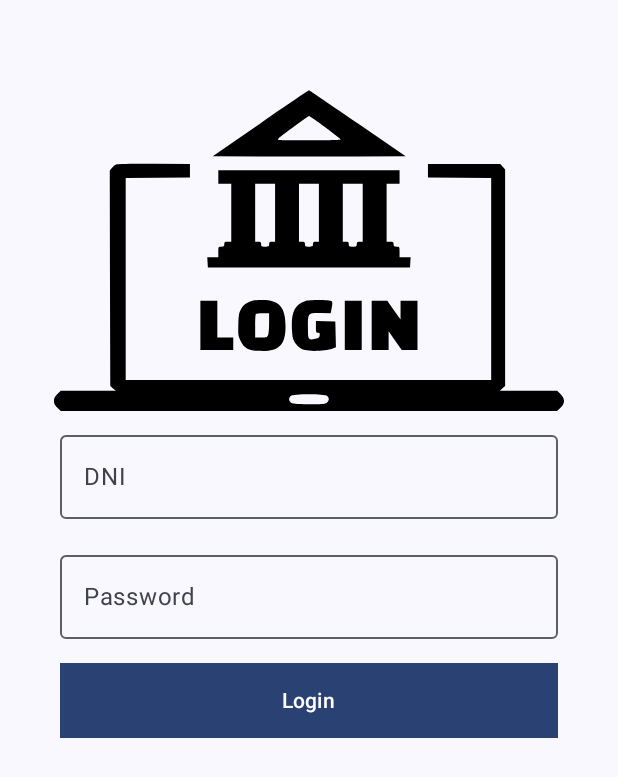
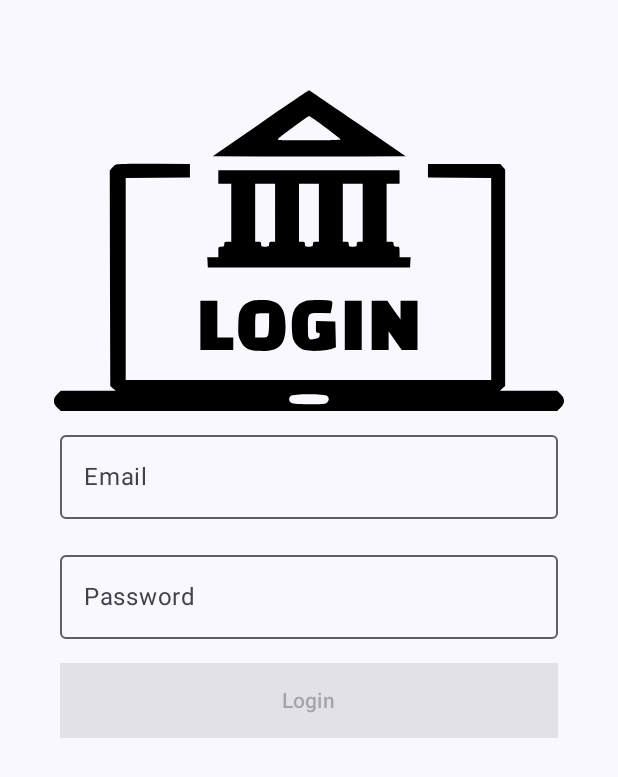
Before and after one commit to EduardoNovato/android, an Android app built with Jetpack Compose: the screen it shows after launch (MainActivity before the commit, LoginUIActivity after it), on a phone screen of 412 x 824 dp. Shown: the top 777 px of the screen. Run offline under Robolectric (Android 15) with nearby library versions, the phone set to English and light mode, and no system bars; our stand-ins replace Dagger/Hilt's generated code; libraries missing offline, so code that uses them is left out: com.jakewharton.retrofit2.

Commit message:
Refine login business logic

```diff
--- a/app/src/main/java/co/cimarrones/bodega/di/SharedPreferencesModule.kt
+++ b/app/src/main/java/co/cimarrones/bodega/di/SharedPreferencesModule.kt
@@ -13,7 +13,6 @@ import javax.inject.Singleton
 @Module
 @InstallIn(SingletonComponent::class)
 class SharedPreferencesModule {
-
     @Singleton
     @Provides
     fun provideSharedPreference(@ApplicationContext context: Context): SharedPreferences {
--- a/app/src/main/java/co/cimarrones/bodega/login/bodega_login/LoginFormUI.kt
+++ b/app/src/main/java/co/cimarrones/bodega/login/bodega_login/LoginFormUI.kt
@@ -1,15 +1,22 @@
 package co.cimarrones.bodega.login.bodega_login
 
 import androidx.compose.foundation.Image
+import androidx.compose.foundation.clickable
+import androidx.compose.foundation.focusable
+import androidx.compose.foundation.interaction.MutableInteractionSource
 import androidx.compose.foundation.isSystemInDarkTheme
+import androidx.compose.foundation.layout.Box
 import androidx.compose.foundation.layout.Column
 import androidx.compose.foundation.layout.fillMaxHeight
 import androidx.compose.foundation.layout.fillMaxWidth
 import androidx.compose.foundation.layout.height
 import androidx.compose.foundation.layout.padding
+import androidx.compose.foundation.layout.width
 import androidx.compose.material3.Button
+import androidx.compose.material3.CircularProgressIndicator
 import androidx.compose.material3.ExperimentalMaterial3Api
 import androidx.compose.material3.OutlinedTextField
+import androidx.compose.material3.Snackbar
 import androidx.compose.material3.Text
 import androidx.compose.runtime.Composable
 import androidx.compose.runtime.collectAsState
@@ -18,22 +25,31 @@ import androidx.compose.runtime.remember
 import androidx.compose.ui.Alignment
 import androidx.compose.ui.Modifier
 import androidx.compose.ui.focus.FocusRequester
+import androidx.compose.ui.focus.focusRequester
 import androidx.compose.ui.focus.onFocusChanged
+import androidx.compose.ui.platform.LocalContext
 import androidx.compose.ui.platform.testTag
 import androidx.compose.ui.res.painterResource
+import androidx.compose.ui.res.stringResource
 import androidx.compose.ui.text.input.PasswordVisualTransformation
 import androidx.compose.ui.tooling.preview.Preview
 import androidx.compose.ui.unit.dp
 import androidx.hilt.navigation.compose.hiltViewModel
 import co.cimarrones.bodega.R
+import co.cimarrones.bodega.httpService.RetrofitBuilder
+import co.cimarrones.bodega.login.AuthRepository
+import co.cimarrones.bodega.ui.theme.BodegaTheme
 import co.cimarrones.bodega.ui.theme.Shapes
+import kotlinx.coroutines.Dispatchers
 
 @OptIn(ExperimentalMaterial3Api::class)
 @Composable
 fun LoginFormUI(vm: LoginUIViewModel = hiltViewModel()) {
     val isDarkTheme = isSystemInDarkTheme()
     val uiState by vm.uiState.collectAsState()
+
     val focusRequester = remember { FocusRequester() }
+
     fun composeModifier(testTag: String): Modifier {
         val padding = 8.dp
         return Modifier
@@ -41,6 +57,17 @@ fun LoginFormUI(vm: LoginUIViewModel = hiltViewModel()) {
             .padding(padding)
             .fillMaxWidth()
     }
+    Box(
+        modifier = Modifier
+            .clickable(
+                indication = null,
+                interactionSource = remember { MutableInteractionSource() }) {
+                focusRequester.requestFocus()
+            }
+            .focusRequester(focusRequester)
+            .focusable()
+
+    ){
         Column(
             horizontalAlignment = Alignment.CenterHorizontally,
             modifier = Modifier
@@ -63,35 +90,69 @@ fun LoginFormUI(vm: LoginUIViewModel = hiltViewModel()) {
             }
 
             OutlinedTextField(
+                value = uiState.email,
+                onValueChange = { vm.onDniChange(it) },
                 modifier = composeModifier("dni")
                     .onFocusChanged { vm.onDniFocusChange(it) },
-            onValueChange = { vm.onDniChange(it) },
-            value = uiState.dni,
-            label = { Text("DNI") },
-            isError = uiState.dniError,
+                enabled = !uiState.loading,
+                label = { Text(stringResource(id = R.string.email_label)) },
+                isError = uiState.emailError,
+                //keyboardOptions = KeyboardOptions(keyboardType = KeyboardType.Number)
             )
 
             OutlinedTextField(
+                value = uiState.password,
+                onValueChange = { vm.onPasswordChange(it) },
                 modifier = composeModifier("password")
                     .onFocusChanged { vm.onPasswordChange(it) },
-            value = uiState.password,
-            onValueChange = { vm.onPasswordChange(it) },
-            label = { Text(text = "Password") },
+                enabled = !uiState.loading,
+                label = { Text(text = stringResource(id = R.string.password_label)) },
+                isError = uiState.passwordError,
                 visualTransformation = PasswordVisualTransformation(),
             )
 
             Button(
+                onClick = { vm.postLogin() },
                 modifier = composeModifier("submit-button")
                     .height(50.dp),
-            onClick = { },
+                enabled = vm.isFormValid() && !uiState.loading,
                 shape = Shapes.large,
-            content = { Text(text = "Login") }
+                content = { Text(text = stringResource(id = R.string.login_label_button)) }
             )
+        }
+        if (uiState.emailError || uiState.passwordError) {
+            Snackbar(composeModifier("SnackBarErrors")) {
+                val textToShow =
+                    if (uiState.emailError) R.string.message_invalid_email
+                    else R.string.message_invalid_password
+                Text(text = stringResource(textToShow))
+            }
+        }
+
+        if (uiState.loginErrorMsgStringId != 0) {
+            Snackbar(composeModifier("SnackBarErrors")) {
+                Text(text = stringResource(uiState.loginErrorMsgStringId))
+            }
+        }
+
+        if (uiState.loading) {
+            CircularProgressIndicator(
+                modifier = Modifier
+                    .testTag("loading-animation")
+                    .height(75.dp)
+                    .width(75.dp)
+                    .align(Alignment.Center),
+                strokeWidth = 6.dp
+            )
+        }
     }
 }
 
 @Composable
 @Preview(showBackground = true)
 fun PrevLoginFormUI() {
-    LoginFormUI()
+    val resApi = RetrofitBuilder.getApiService(LocalContext.current)
+    BodegaTheme {
+        LoginFormUI(LoginUIViewModel(AuthRepository(Dispatchers.IO, resApi)))
     }
+}
--- a/app/src/main/java/co/cimarrones/bodega/login/bodega_login/LoginFormUIState.kt
+++ b/app/src/main/java/co/cimarrones/bodega/login/bodega_login/LoginFormUIState.kt
@@ -2,9 +2,9 @@ package co.cimarrones.bodega.login.bodega_login
 
 data class LoginFormUIState(
     val loading: Boolean = false,
-    val dni: String = "",
+    val email: String = "",
     val password: String = "",
-    val dniError: Boolean = false,
+    val emailError: Boolean = false,
     val passwordError: Boolean = false,
     val internetConnection: Boolean = false,
     val loginErrorMsgStringId: Int = 0,
--- a/app/src/main/java/co/cimarrones/bodega/login/bodega_login/LoginUIViewModel.kt
+++ b/app/src/main/java/co/cimarrones/bodega/login/bodega_login/LoginUIViewModel.kt
@@ -4,18 +4,21 @@ import androidx.compose.ui.focus.FocusState
 import androidx.lifecycle.LiveData
 import androidx.lifecycle.MutableLiveData
 import androidx.lifecycle.ViewModel
+import androidx.lifecycle.viewModelScope
 import co.cimarrones.bodega.R
 import co.cimarrones.bodega.login.IAuthRepository
-import co.cimarrones.bodega.login.utils.isDniValid
+import co.cimarrones.bodega.login.utils.isEmailValid
+import co.cimarrones.bodega.login.utils.isPasswordValid
 import dagger.hilt.android.lifecycle.HiltViewModel
 import kotlinx.coroutines.flow.MutableStateFlow
 import kotlinx.coroutines.flow.StateFlow
 import kotlinx.coroutines.flow.asStateFlow
 import kotlinx.coroutines.flow.update
+import kotlinx.coroutines.launch
 import javax.inject.Inject
 
 @HiltViewModel
-class LoginUIViewModel  @Inject
+class LoginUIViewModel @Inject
 constructor(private val authRepository: IAuthRepository) : ViewModel() {
 
     companion object {
@@ -32,12 +35,12 @@ constructor(private val authRepository: IAuthRepository) : ViewModel() {
     private val _uiState = MutableStateFlow(LoginFormUIState())
     val uiState: StateFlow<LoginFormUIState> = _uiState.asStateFlow()
 
-    fun setLoading(loading: Boolean) {
+    private fun setLoading(loading: Boolean) {
         _uiState.update { currentState -> currentState.copy(loading = loading) }
     }
 
     fun onDniChange(dni: String) {
-        _uiState.update { currentState -> currentState.copy(dni = dni.trim()) }
+        _uiState.update { currentState -> currentState.copy(email = dni.trim()) }
     }
 
     fun onPasswordChange(pass: String) {
@@ -45,17 +48,18 @@ constructor(private val authRepository: IAuthRepository) : ViewModel() {
     }
 
     fun onDniFocusChange(fs: FocusState) {
-        val currentDni = _uiState.value.dni
-        val dniError = !fs.isFocused && currentDni.isNotBlank() && !isDniValid(currentDni)
+        val currentDni = _uiState.value.email
+        val dniError = !fs.isFocused && currentDni.isNotBlank() && !isEmailValid(currentDni)
 
         _uiState.update { currentState ->
-            currentState.copy(dniError = dniError)
+            currentState.copy(emailError = dniError)
         }
     }
 
     fun onPasswordChange(fs: FocusState) {
         val currentPassword = _uiState.value.password
-        val passwordError = !fs.isFocused && currentPassword.isNotBlank()
+        val passwordError =
+            !fs.isFocused && currentPassword.isNotBlank() && !isPasswordValid(currentPassword)
 
         _uiState.update { currentState -> currentState.copy(passwordError = passwordError) }
     }
@@ -71,4 +75,25 @@ constructor(private val authRepository: IAuthRepository) : ViewModel() {
         }
     }
 
+    fun isFormValid(): Boolean {
+        return isEmailValid(_uiState.value.email) && isPasswordValid(_uiState.value.password)
+    }
+
+    fun postLogin() {
+        setLoading(true)
+        viewModelScope.launch {
+            try {
+                val response = authRepository.login(_uiState.value.email, _uiState.value.password)
+                if (response.isSuccessful) {
+                    val token = response.body()?.token!!
+                    _token.postValue(token)
+                }
+            } catch (e: Exception) {
+                println(e)
+            } finally {
+                setLoading(false)
+            }
+        }
+    }
+
 }
--- a/app/src/main/java/co/cimarrones/bodega/login/utils/LoginUtils.kt
+++ b/app/src/main/java/co/cimarrones/bodega/login/utils/LoginUtils.kt
@@ -3,7 +3,7 @@ package co.cimarrones.bodega.login.utils
 import co.cimarrones.bodega.login.bodega_login.LoginUIViewModel
 import java.util.regex.Pattern
 
-fun isDniValid(email: String): Boolean {
+fun isEmailValid(email: String): Boolean {
     val emailPattern = "[a-zA-Z0-9._-]+@[a-z]+\\.+[a-z]+"
     val pattern = Pattern.compile(emailPattern)
     return pattern.matcher(email).matches()
--- a/app/src/main/java/co/cimarrones/bodega/main/MainActivity.kt
+++ b/app/src/main/java/co/cimarrones/bodega/main/MainActivity.kt
@@ -25,7 +25,7 @@ class MainActivity : ComponentActivity() {
                     modifier = Modifier.fillMaxSize(),
                     color = MaterialTheme.colorScheme.background
                 ) {
-                    LoginFormUI(vm)
+                    //LoginFormUI(vm)
                 }
             }
         }
--- a/app/src/main/java/co/cimarrones/bodega/ui/theme/Color.kt
+++ b/app/src/main/java/co/cimarrones/bodega/ui/theme/Color.kt
@@ -3,11 +3,11 @@ package co.cimarrones.bodega.ui.theme
 import androidx.compose.ui.graphics.Color
 
 //DarkMode
-val Purple80 = Color(0xFFF70505)
+val Purple80 = Color(0xFF0FD9F2)
 val PurpleGrey80 = Color(0xFFCCC2DC)
 val Pink80 = Color(0xFFEFB8C8)
 
 //!DarkMode
-val company_primary_light_color = Color(0xFFF70505)
+val company_primary_light_color = Color(0xFF00FFE6)
 val PurpleGrey40 = Color(0xFF625b71)
 val Pink40 = Color(0xFF7D5260)
--- a/app/src/main/res/values/colors.xml
+++ b/app/src/main/res/values/colors.xml
@@ -1,6 +1,6 @@
 <?xml version="1.0" encoding="utf-8"?>
 <resources>
-    <color name="company_primary_light_color">#FFF70505</color>
+    <color name="company_primary_light_color">#00FFE6</color>
     <color name="company_primary_dark_color">#FFF70505</color>
     <color name="purple_700">#FF3700B3</color>
     <color name="teal_200">#FF03DAC5</color>
--- a/app/src/main/res/values/strings.xml
+++ b/app/src/main/res/values/strings.xml
@@ -2,4 +2,11 @@
     <string name="app_name">Bodega</string>
     <string name="network_connectivity_lost_error_message">Network (WIFI) connectivity Lost, please check your network.</string>
     <string name="socket_timeout_error_message">The server is taking to long to respond, this can be caused by either poor connectivity or an error with the server. Please verify both.</string>
+    <string name="message_invalid_email">The Email you entered is not valid. Please check and try again.</string>
+    <string name="message_invalid_password">Sorry, the Password you entered is incorrect. Please double-check your password and try again.</string>
+
+    <!--Login-->
+    <string name="email_label">Email</string>
+    <string name="password_label">Password</string>
+    <string name="login_label_button">Login</string>
 </resources>
```
Also changed, not shown: app/src/main/AndroidManifest.xml (+10 -3 lines). Lines whose indentation alone changed are shown as unchanged.
